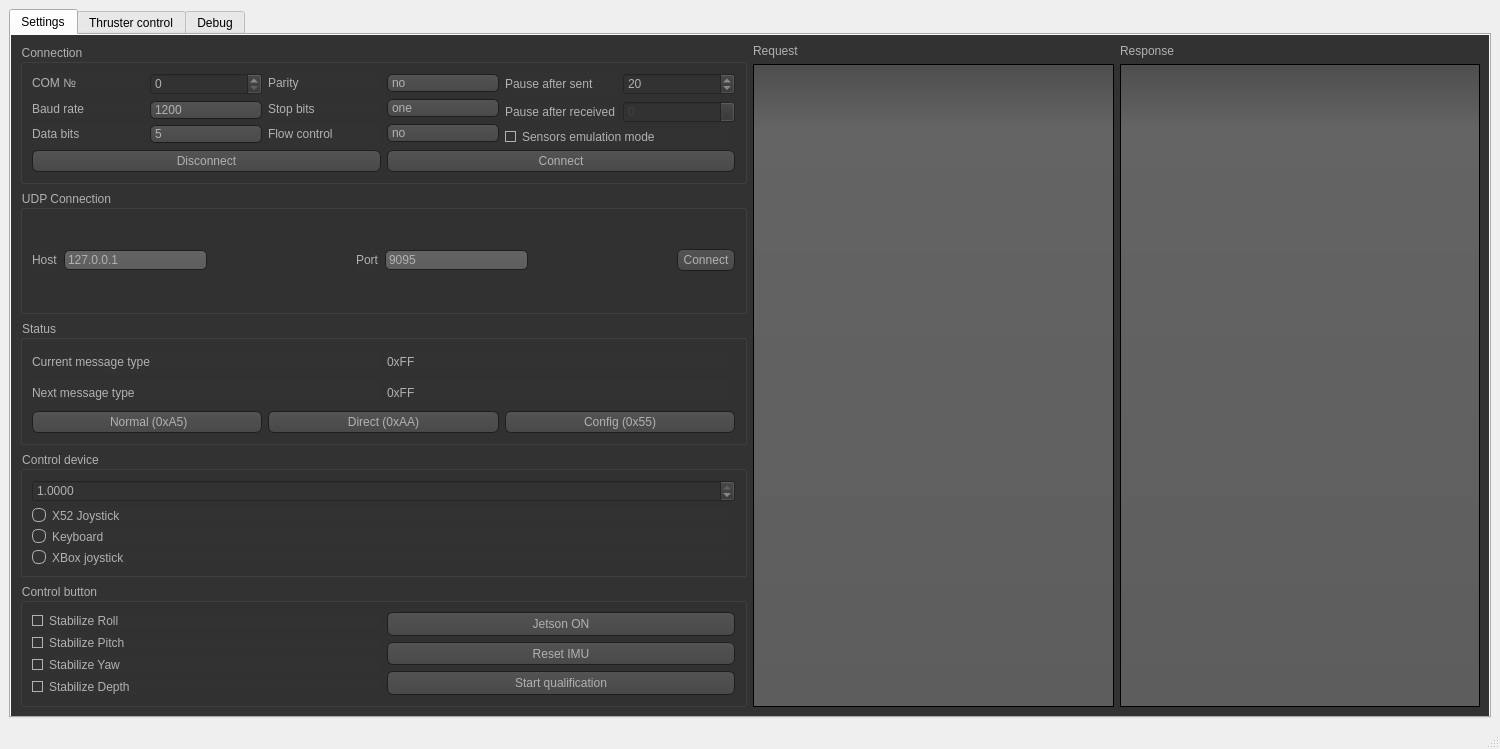
First picture: the form in mainwindow.ui, repository hidronautics/control, before the edit.
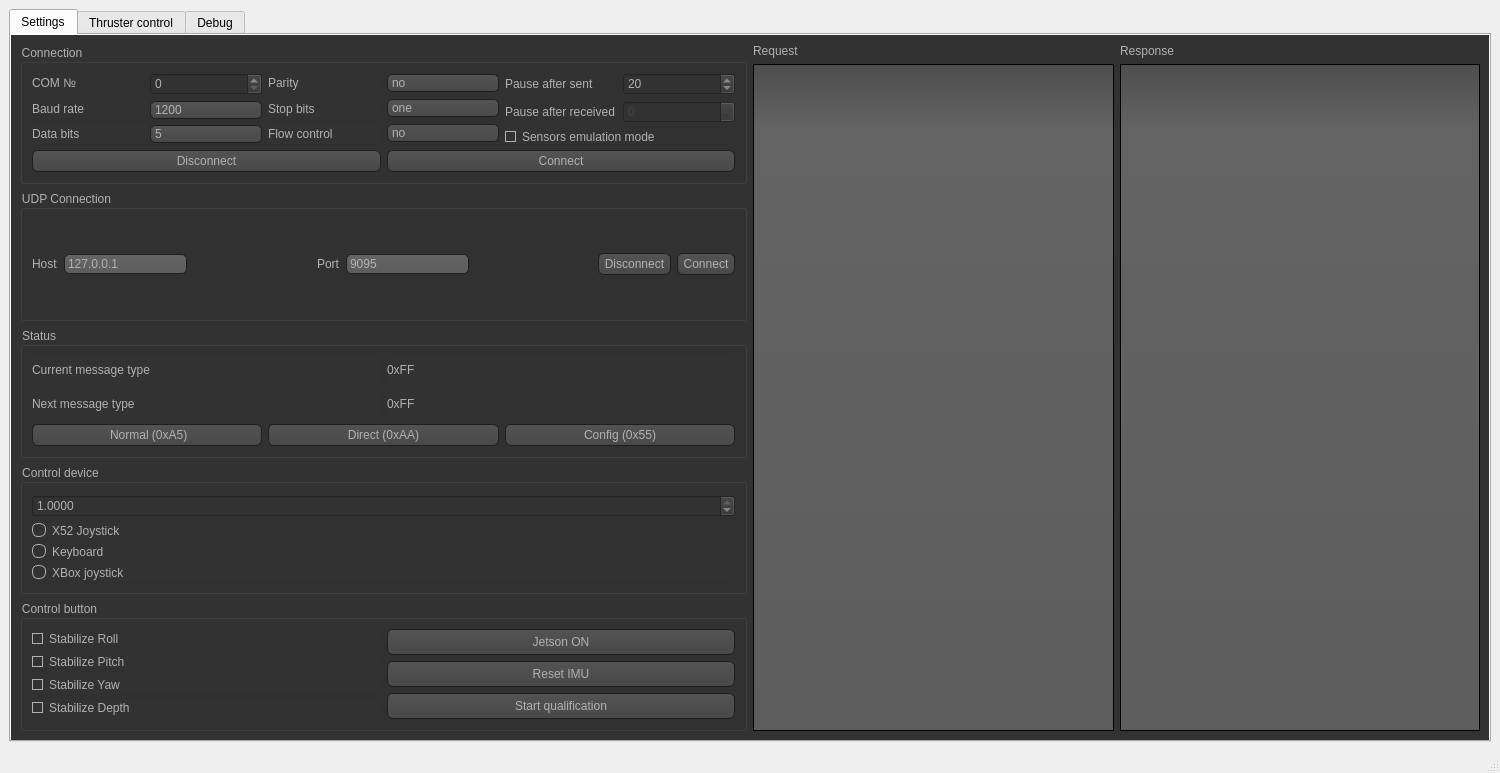
Second picture: the form after the edit. Icons and pictures are not drawn.

Diff of the .ui file:
```diff
--- a/mainwindow.ui
+++ b/mainwindow.ui
@@ -7,7 +7,7 @@
     <x>0</x>
     <y>0</y>
     <width>1500</width>
-    <height>749</height>
+    <height>773</height>
    </rect>
   </property>
   <property name="sizePolicy">
@@ -955,6 +955,13 @@
                    </property>
                   </spacer>
                  </item>
+                 <item>
+                  <widget class="QPushButton" name="pushButtonDisconnectUDP">
+                   <property name="text">
+                    <string>Disconnect</string>
+                   </property>
+                  </widget>
+                 </item>
                  <item>
                   <widget class="QPushButton" name="pushButtonConnectUDP">
                    <property name="text">
```
